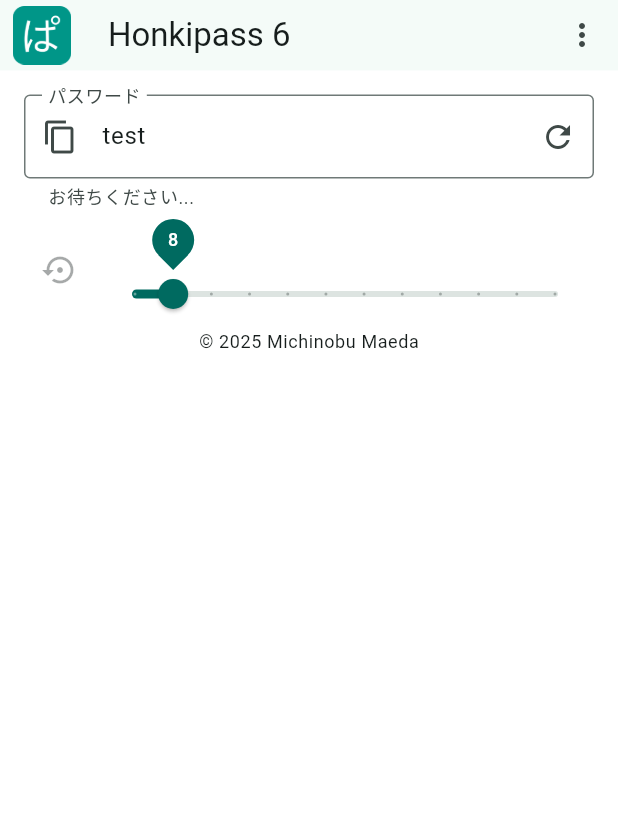
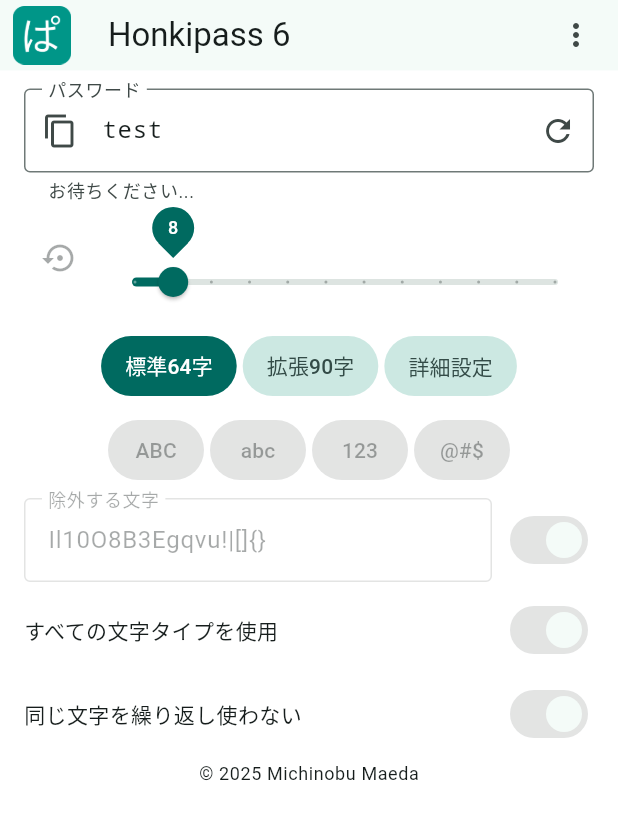
Before and after one commit to MichinobuMaeda/honkipass6, a Flutter app: the screen it shows after launch, on a phone screen of 412 x 824 dp. Shown: the top 820 px of the screen. Run offline on Flutter 3.47's test engine with Material 3 defaults, Android fonts, the phone set to English and light mode, and no system bars; our stand-ins replace flutter_hooks, flutter_riverpod, hooks_riverpod.

Commit message:
UI almost done

```diff
--- a/lib/l10n/app_ja.arb
+++ b/lib/l10n/app_ja.arb
@@ -57,5 +57,17 @@
   "manual": "詳細設定",
   "@manual": {
     "description": "手動設定の文字セット"
+  },
+  "excludedChars": "除外する文字",
+  "@excludedChars": {
+    "description": "パスワードから除外する文字"
+  },
+  "allTypes": "すべての文字タイプを使用",
+  "@allTypes": {
+    "description": "利用可能なすべての文字タイプ（小文字、大文字、数字、記号）を使用します"
+  },
+  "uniqueChars": "同じ文字を繰り返し使わない",
+  "@uniqueChars": {
+    "description": "生成されるパスワードに重複した文字が含まれないようにします"
   }
 }
--- a/lib/l10n/app_localizations.dart
+++ b/lib/l10n/app_localizations.dart
@@ -169,6 +169,24 @@ abstract class AppLocalizations {
   /// In en, this message translates to:
   /// **'Manual'**
   String get manual;
+
+  /// Characters to be excluded from the password
+  ///
+  /// In en, this message translates to:
+  /// **'Excluded characters'**
+  String get excludedChars;
+
+  /// Use all available character types (lowercase, uppercase, numerics, symbols)
+  ///
+  /// In en, this message translates to:
+  /// **'Use all character types'**
+  String get allTypes;
+
+  /// Ensure that the generated password does not contain duplicate characters
+  ///
+  /// In en, this message translates to:
+  /// **'Don\'t use the same characters'**
+  String get uniqueChars;
 }
 
 class _AppLocalizationsDelegate
--- a/lib/l10n/app_localizations_ja.dart
+++ b/lib/l10n/app_localizations_ja.dart
@@ -47,4 +47,13 @@ class AppLocalizationsJa extends AppLocalizations {
 
   @override
   String get manual => '詳細設定';
+
+  @override
+  String get excludedChars => '除外する文字';
+
+  @override
+  String get allTypes => 'すべての文字タイプを使用';
+
+  @override
+  String get uniqueChars => '同じ文字を繰り返し使わない';
 }
--- a/lib/main.dart
+++ b/lib/main.dart
@@ -4,7 +4,14 @@
 import 'package:hooks_riverpod/hooks_riverpod.dart';
 import 'package:flutter_riverpod/legacy.dart';
 import 'l10n/app_localizations.dart';
+import 'widgets/app_bar_action.dart';
+import 'widgets/selectable_popup_menu_item.dart';
+import 'widgets/toggle_button.dart';
+import 'theme.dart';
 import 'honkipass.dart';
+
+const contentWidth = 640.0;
+const contentPadding = 16.0;
 
 // 1. Create a provider for the theme mode
 final themeModeProvider = StateProvider<ThemeMode>((ref) => ThemeMode.system);
@@ -23,18 +30,6 @@
     // 3. Watch the theme mode provider
     final themeMode = ref.watch(themeModeProvider);
     final locale = ref.watch(localeProvider);
-
-    final themeData = ThemeData(
-      useMaterial3: true,
-      colorScheme: ColorScheme.fromSeed(seedColor: Colors.teal),
-    );
-    final darkThemeData = ThemeData(
-      useMaterial3: true,
-      colorScheme: ColorScheme.fromSeed(
-        seedColor: Colors.teal,
-        brightness: Brightness.dark,
-      ),
-    );
 
     return MaterialApp(
       onGenerateTitle: (context) => AppLocalizations.of(context)!.appTitle,
@@ -125,6 +120,9 @@
     final uniqueChars = useState(defaultUniqueChars);
     final applyExcluded = useState(defaultApplyExcluded);
     final excludedChars = useState(defaultExcludedChars);
+    final excludedCharsController = useTextEditingController(
+      text: excludedChars.value,
+    );
 
     final isChanged =
         lengthIndex.value != lengthList.indexOf(defaultLength) ||
@@ -149,6 +147,15 @@
       uniqueChars.value = defaultUniqueChars;
       applyExcluded.value = defaultApplyExcluded;
       excludedChars.value = defaultExcludedChars;
+      excludedCharsController.text = defaultExcludedChars;
+    }
+
+    void copyPassword() {
+      Clipboard.setData(ClipboardData(text: password.value)).then((_) {
+        message.value = l10n.copied;
+      }).catchError((_) {
+        message.value = l10n.failedToCopy;
+      });
     }
 
     return Scaffold(
@@ -179,81 +186,54 @@
               },
               itemBuilder: (BuildContext context) => <PopupMenuEntry<dynamic>>[
                 ...languageList.map(
-                  (item) => PopupMenuItem<Locale>(
+                  (item) => SelectablePopupMenuItem<Locale>(
                     value: item.locale,
-                    padding: EdgeInsets.zero,
-                    child: Container(
-                      alignment: Alignment.centerLeft,
-                      padding: const EdgeInsets.symmetric(
-                        horizontal: 16.0,
-                        vertical: 8.0,
-                      ),
-                      color: currentLocale == item.locale
-                          ? Theme.of(context).colorScheme.secondaryContainer
-                          : null,
-                      child: Row(
-                        children: [
-                          const SizedBox(width: 24.0),
-                          Text(item.label),
-                        ],
-                      ),
-                    ),
-                  ),
+                    icon: Text(item.shortName),
+                    label: Text(item.label),
+                    isSelected: currentLocale == item.locale,
+                  ) as PopupMenuItem<Locale>,
                 ),
                 const PopupMenuDivider(),
                 ...themeList.map(
-                  (item) => PopupMenuItem<ThemeMode>(
+                  (item) => SelectablePopupMenuItem<ThemeMode>(
                     value: item.mode,
-                    padding: EdgeInsets.zero,
-                    child: Container(
-                      alignment: Alignment.centerLeft,
-                      padding: const EdgeInsets.symmetric(
-                        horizontal: 16.0,
-                        vertical: 8.0,
-                      ),
-                      color: currentThemeMode == item.mode
-                          ? Theme.of(context).colorScheme.secondaryContainer
-                          : null,
-                      child: Row(children: [Icon(item.icon), Text(item.label)]),
-                    ),
-                  ),
+                    icon: Icon(item.icon),
+                    label: Text(item.label),
+                    isSelected: currentThemeMode == item.mode,
+                  ) as PopupMenuItem<ThemeMode>,
                 ),
               ],
             )
           else ...[
             ...languageList.map(
-              (item) => currentLocale == item.locale
-                  ? IconButton.filledTonal(
+              (item) => AppBarAction(
                 icon: Text(item.shortName),
-                      onPressed: () => setLocale(item.locale),
-                    )
-                  : IconButton(
-                      icon: Text(item.shortName),
+                isSelected: currentLocale == item.locale,
                 onPressed: () => setLocale(item.locale),
               ),
             ),
             ...themeList.map(
-              (item) => currentThemeMode == item.mode
-                  ? IconButton.filledTonal(
+              (item) => AppBarAction(
                 icon: Icon(item.icon),
-                      onPressed: () => setThemeMode(item.mode),
-                    )
-                  : IconButton(
-                      icon: Icon(item.icon),
+                isSelected: currentThemeMode == item.mode,
                 onPressed: () => setThemeMode(item.mode),
               ),
             ),
           ],
+          SizedBox(width: 4.0),
         ],
         bottom: PreferredSize(
-          preferredSize: const Size.fromHeight(100.0),
+          preferredSize: const Size.fromHeight(92.0),
           child: Container(
             color: Theme.of(context).colorScheme.surfaceContainerLowest,
             child: Center(
               child: SizedBox(
-                width: 640,
+                width: contentWidth,
                 child: Padding(
-                  padding: const EdgeInsets.all(16.0),
+                  padding: const EdgeInsets.symmetric(
+                    horizontal: contentPadding,
+                    vertical: 12.0,
+                  ),
                   child: TextField(
                     readOnly: true,
                     controller: useTextEditingController(text: password.value),
@@ -263,21 +243,14 @@
                       helperText: message.value,
                       prefixIcon: IconButton(
                         icon: const Icon(Icons.content_copy),
-                        onPressed: () {
-                          Clipboard.setData(ClipboardData(text: password.value))
-                              .then((_) {
-                                message.value = l10n.copied;
-                              })
-                              .catchError((_) {
-                                message.value = l10n.failedToCopy;
-                              });
-                        },
+                        onPressed: copyPassword,
                       ),
                       suffixIcon: IconButton(
                         icon: const Icon(Icons.refresh),
                         onPressed: () {},
                       ),
                     ),
+                    style: TextStyle(fontFamily: 'monospace'),
                   ),
                 ),
               ),
@@ -287,14 +260,17 @@
       ),
       body: Center(
         child: SizedBox(
-          width: 640,
+          width: contentWidth,
           child: CustomScrollView(
             slivers: [
               SliverFillRemaining(
                 hasScrollBody: false,
                 child: Padding(
-                  padding: const EdgeInsets.symmetric(horizontal: 16.0),
+                  padding: const EdgeInsets.symmetric(
+                    horizontal: contentPadding,
+                  ),
                   child: Column(
+                    spacing: 8.0,
                     children: [
                       Row(
                         crossAxisAlignment: CrossAxisAlignment.start,
@@ -307,24 +283,10 @@
                           else
                             FilledButton.tonal(
                               onPressed: isChanged ? onReset : null,
-                              style: ButtonStyle(
-                                padding: WidgetStateProperty.all(
-                                  EdgeInsets.symmetric(
-                                    vertical: 8.0,
-                                    horizontal: 16.0,
-                                  ),
-                                ),
-                                shape: WidgetStateProperty.all(
-                                  RoundedRectangleBorder(
-                                    borderRadius: BorderRadius.circular(8.0),
-                                  ),
-                                ),
-                              ),
                               child: Row(
-                                mainAxisSize: MainAxisSize.min,
+                                spacing: 8.0,
                                 children: [
                                   const Icon(Icons.settings_backup_restore),
-                                  const SizedBox(width: 8.0),
                                   Text(l10n.reset),
                                 ],
                               ),
@@ -353,7 +315,111 @@
                           ),
                         ],
                       ),
-
+                      Wrap(
+                        direction: Axis.horizontal,
+                        alignment: WrapAlignment.center,
+                        spacing: 4.0,
+                        children: [
+                          ToggleButton(
+                            label: Text(l10n.std(charSetStd.length)),
+                            isSelected: preset.value == Preset.std,
+                            onPressed: () => preset.value = Preset.std,
+                          ),
+                          ToggleButton(
+                            label: Text(l10n.ext(charSetExt.length)),
+                            isSelected: preset.value == Preset.ext,
+                            onPressed: () => preset.value = Preset.ext,
+                          ),
+                          ToggleButton(
+                            label: Text(l10n.manual),
+                            isSelected: preset.value == Preset.manual,
+                            onPressed: () => preset.value = Preset.manual,
+                          ),
+                        ],
+                      ),
+                      Wrap(
+                        direction: Axis.horizontal,
+                        alignment: WrapAlignment.center,
+                        spacing: 4.0,
+                        children: [
+                          ToggleButton(
+                            label: Text('ABC'),
+                            isSelected: upperCase.value,
+                            onPressed: preset.value == Preset.manual
+                                ? () => upperCase.value = !upperCase.value
+                                : null,
+                          ),
+                          ToggleButton(
+                            label: Text('abc'),
+                            isSelected: lowerCase.value,
+                            onPressed: preset.value == Preset.manual
+                                ? () => lowerCase.value = !lowerCase.value
+                                : null,
+                          ),
+                          ToggleButton(
+                            label: Text('123'),
+                            isSelected: numerics.value,
+                            onPressed: preset.value == Preset.manual
+                                ? () => numerics.value = !numerics.value
+                                : null,
+                          ),
+                          ToggleButton(
+                            label: Text('@#\$'),
+                            isSelected: symbols.value,
+                            onPressed: preset.value == Preset.manual
+                                ? () => symbols.value = !symbols.value
+                                : null,
+                          ),
+                        ],
+                      ),
+                      Row(
+                        spacing: 8.0,
+                        children: [
+                          Expanded(
+                            child: TextField(
+                              controller: excludedCharsController,
+                              enabled: preset.value == Preset.manual,
+                              onChanged: (value) {
+                                excludedChars.value = value;
+                              },
+                              decoration: InputDecoration(
+                                border: const OutlineInputBorder(),
+                                labelText: l10n.excludedChars,
+                              ),
+                            ),
+                          ),
+                          Switch(
+                            value: applyExcluded.value,
+                            onChanged: preset.value == Preset.manual
+                                ? (value) => applyExcluded.value = value
+                                : null,
+                          ),
+                        ],
+                      ),
+                      Row(
+                        spacing: 8.0,
+                        children: [
+                          Expanded(child: Text(l10n.allTypes)),
+                          Switch(
+                            value: allTypes.value,
+                            onChanged: preset.value == Preset.manual
+                                ? (value) => allTypes.value = value
+                                : null,
+                          ),
+                        ],
+                      ),
+                      Row(
+                        spacing: 8.0,
+                        children: [
+                          Expanded(child: Text(l10n.uniqueChars)),
+                          Switch(
+                            value: uniqueChars.value,
+                            onChanged: preset.value == Preset.manual
+                                ? (value) => uniqueChars.value = value
+                                : null,
+                          ),
+                        ],
+                      ),
                       Text(
                         '© 2025 Michinobu Maeda',
                         style: Theme.of(context).textTheme.bodySmall,
--- /dev/null
+++ b/lib/theme.dart
@@ -0,0 +1,32 @@
+import 'package:flutter/material.dart';
+
+const useMaterial3 = true;
+const seedColor = Colors.teal;
+
+final defaultButtonStyle = ButtonStyle(
+  padding: WidgetStateProperty.all(
+    EdgeInsets.symmetric(vertical: 8.0, horizontal: 16.0),
+  ),
+);
+final filledButtonTheme = FilledButtonThemeData(style: defaultButtonStyle);
+final outlinedButtonTheme = OutlinedButtonThemeData(style: defaultButtonStyle);
+final elevatedButtonTheme = ElevatedButtonThemeData(style: defaultButtonStyle);
+
+final themeData = ThemeData(
+  useMaterial3: useMaterial3,
+  colorScheme: ColorScheme.fromSeed(seedColor: seedColor),
+  filledButtonTheme: filledButtonTheme,
+  outlinedButtonTheme: outlinedButtonTheme,
+  elevatedButtonTheme: elevatedButtonTheme,
+);
+
+final darkThemeData = ThemeData(
+  useMaterial3: useMaterial3,
+  colorScheme: ColorScheme.fromSeed(
+    seedColor: seedColor,
+    brightness: Brightness.dark,
+  ),
+  filledButtonTheme: filledButtonTheme,
+  outlinedButtonTheme: outlinedButtonTheme,
+  elevatedButtonTheme: elevatedButtonTheme,
+);
--- /dev/null
+++ b/lib/widgets/toggle_button.dart
@@ -0,0 +1,46 @@
+import 'package:flutter/material.dart';
+
+class ToggleButton extends StatelessWidget {
+  final Widget? icon;
+  final Widget? label;
+  final void Function()? onPressed;
+  final bool isSelected;
+
+  const ToggleButton({
+    super.key,
+    this.icon,
+    this.label,
+    this.onPressed,
+    this.isSelected = false,
+  });
+
+  @override
+  Widget build(BuildContext context) {
+    return isSelected
+        ? (label == null
+              ? IconButton.filled(onPressed: onPressed, icon: icon ?? Text(''))
+              : (icon == null
+                    ? FilledButton(
+                        onPressed: onPressed,
+                        child: Row(spacing: 8.0, mainAxisSize: MainAxisSize.min,children: [label!]),
+                      )
+                    : FilledButton(
+                        onPressed: onPressed,
+                        child: Row(spacing: 8.0, mainAxisSize: MainAxisSize.min,children: [icon!, label!]),
+                      )))
+        : (label == null
+              ? IconButton.filledTonal(
+                  onPressed: onPressed,
+                  icon: icon ?? Text(''),
+                )
+              : (icon == null
+                    ? FilledButton.tonal(
+                        onPressed: onPressed,
+                        child: Row(spacing: 8.0,mainAxisSize: MainAxisSize.min, children: [label!]),
+                      )
+                    : FilledButton.tonal(
+                        onPressed: onPressed,
+                        child: Row(spacing: 8.0, mainAxisSize: MainAxisSize.min,children: [icon!, label!]),
+                      )));
+  }
+}
```
Also changed, not shown: lib/l10n/app_en.arb (+12 -0 lines), lib/l10n/app_localizations_en.dart (+9 -0 lines), lib/widgets/app_bar_action.dart (added, +25 -0 lines), lib/widgets/selectable_popup_menu_item.dart (added, +31 -0 lines). Lines whose indentation alone changed are shown as unchanged.
